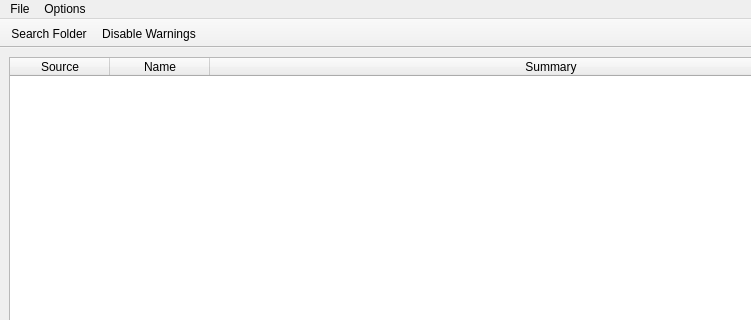
This is ui/mainWindow.ui in dcernach/hlsearch as Qt 5 draws it before an edit; both pictures show x 0 to 751 and y 0 to 320 of the 902 by 697 pixel window. The edited form follows.
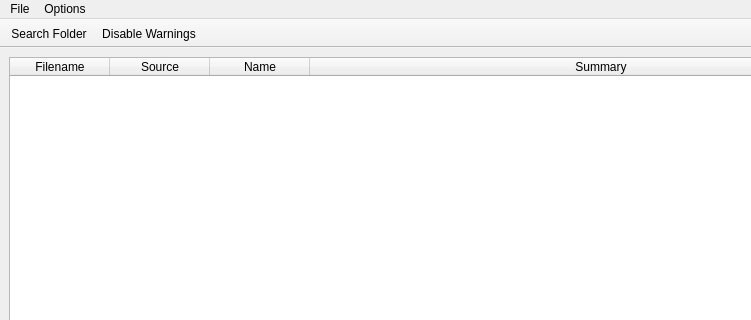
This is the edited form. Icons and pictures are not drawn.

What changed in the file:
```diff
--- a/ui/mainWindow.ui
+++ b/ui/mainWindow.ui
@@ -65,6 +65,11 @@
       <attribute name="horizontalHeaderStretchLastSection">
        <bool>true</bool>
       </attribute>
+      <column>
+       <property name="text">
+        <string>Filename</string>
+       </property>
+      </column>
       <column>
        <property name="text">
         <string>Source</string>
```
